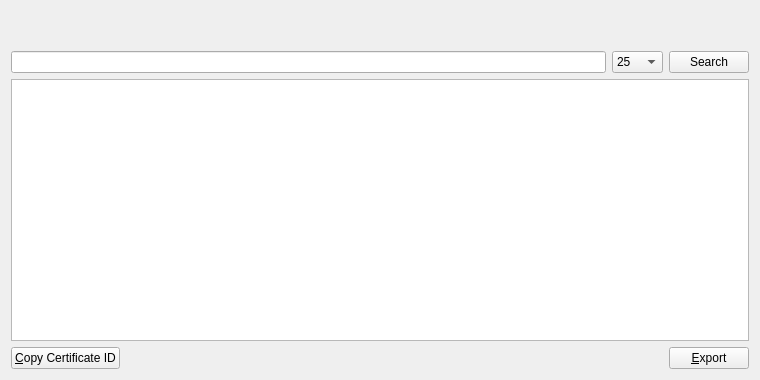
Above: src/qt/forms/certlistpage.ui from willyko/syscoin2 before the change. Below: the same form after it.
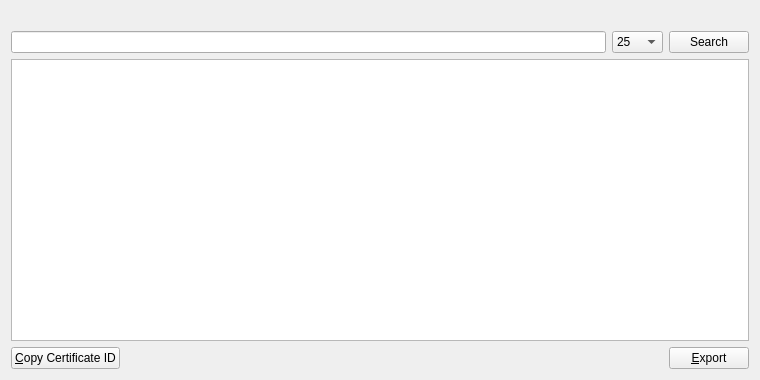
That is the form after the change.

Commit message:
Revert "show num results found"
This reverts commit 6b144d7bf5fa0b82b613851780cf07033ba21aad.

Diff of the .ui file:
```diff
--- a/src/qt/forms/certlistpage.ui
+++ b/src/qt/forms/certlistpage.ui
@@ -24,13 +24,6 @@
      </property>
     </widget>
    </item>
-   <item>
-    <widget class="QLabel" name="labelResults">
-     <property name="text">
-      <string/>
-     </property>
-    </widget>
-   </item>
    <item>
     <layout class="QHBoxLayout" name="horizontalLayout_2">
      <item>
```
The commit also changes 5 other files.
